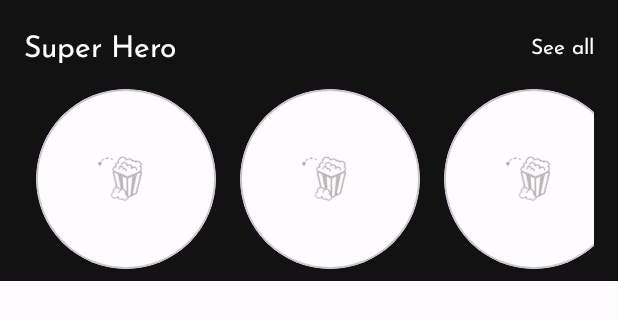
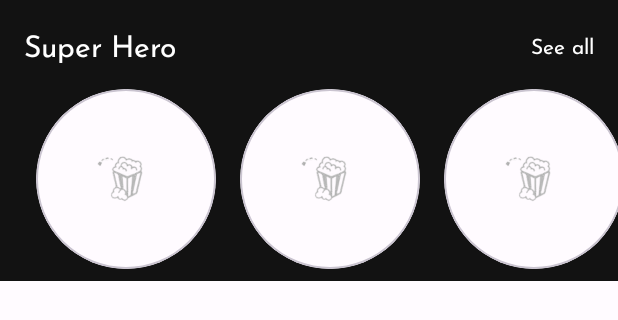
Before and after one commit to HoneyCakeTeam/HeroHub, an Android app: the layout item_super_heroes_recycler_view.xml on its own in the app's theme, with its tools: preview values and no code run, on a phone screen of 412 x 824 dp. Shown: the top 320 px of the screen. Run offline under Robolectric (Android 15) with nearby library versions, the phone set to English and light mode, and no system bars; network calls fail.

Commit message:
fix design issue

```diff
--- a/app/src/main/res/layout/item_most_popular_comics_recycler_view.xml
+++ b/app/src/main/res/layout/item_most_popular_comics_recycler_view.xml
@@ -48,7 +48,7 @@
             android:id="@+id/recycler_most_popular_comics"
             android:layout_width="match_parent"
             android:layout_height="wrap_content"
-            android:layout_marginHorizontal="16dp"
+            android:paddingHorizontal="@dimen/spacing_medium"
             android:layout_marginVertical="@dimen/spacing_small"
             android:clipToPadding="false"
             android:orientation="horizontal"
--- a/app/src/main/res/layout/item_super_heroes_recycler_view.xml
+++ b/app/src/main/res/layout/item_super_heroes_recycler_view.xml
@@ -48,8 +48,8 @@
             android:id="@+id/recycler_slider"
             android:layout_width="match_parent"
             android:layout_height="wrap_content"
-            android:layout_marginHorizontal="16dp"
-            android:layout_marginVertical="@dimen/spacing_small"
+            android:paddingHorizontal="@dimen/spacing_medium"
+            android:paddingVertical="@dimen/spacing_small"
             android:clipToPadding="false"
             android:orientation="horizontal"
             android:adapter="@{adapterRecycler}"
```
